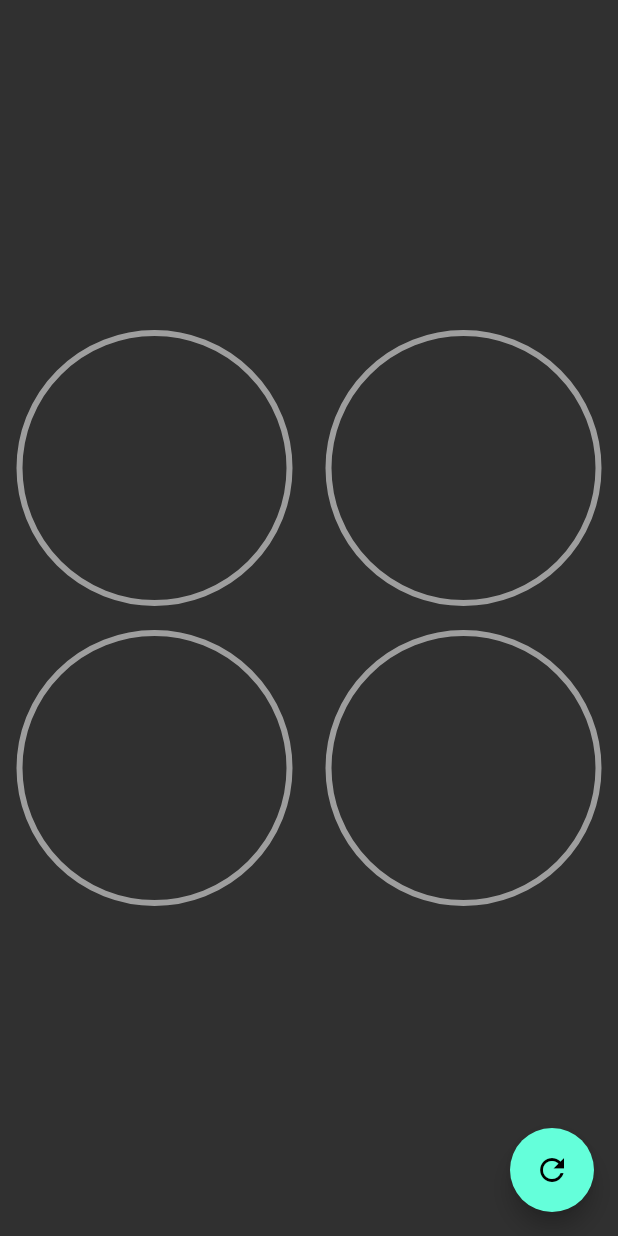
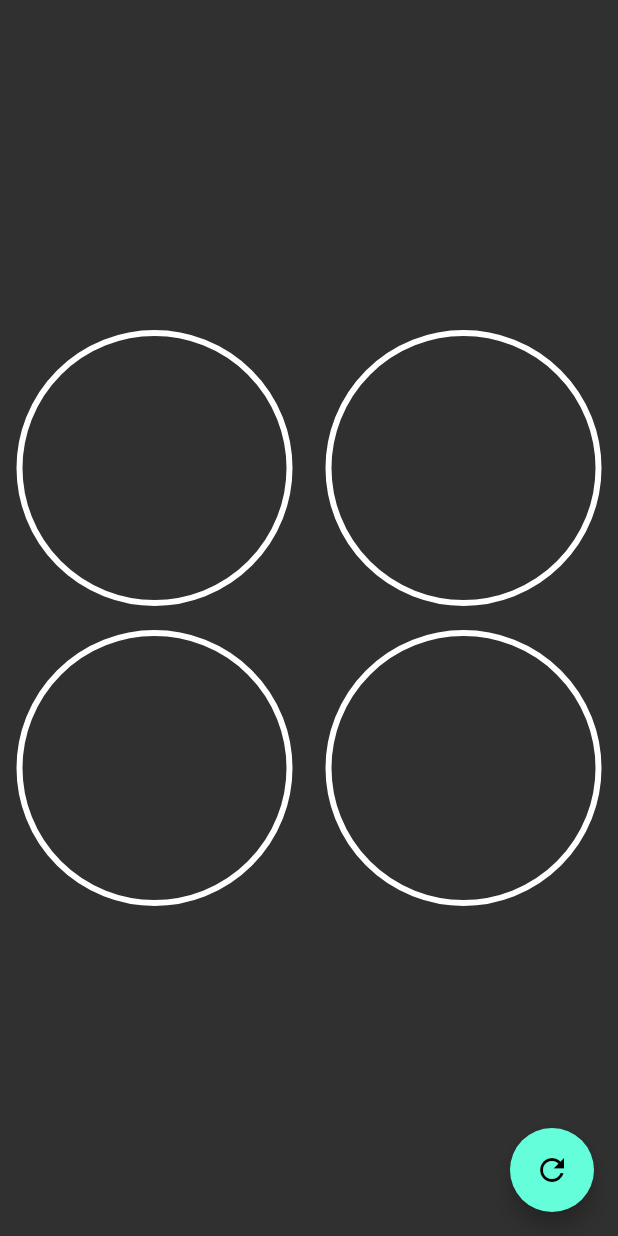
Before and after one commit to OscarAngarita/designs-flutter-course, a Flutter app: the GraficasCircularesPages screen opened directly, on a phone screen of 412 x 824 dp. Run offline on Flutter 3.47's test engine with Material 2 defaults, Android fonts, the phone set to English and light mode, and no system bars; our stand-ins replace animate_do, flutter_svg, font_awesome_flutter.

Commit message:
Changed: default colors in dark theme for some secondary pages

```diff
--- a/lib/src/pages/graficas_circulares_page.dart
+++ b/lib/src/pages/graficas_circulares_page.dart
@@ -1,5 +1,9 @@
+import 'package:flutter/material.dart';
+
+import 'package:provider/provider.dart';
+
+import 'package:disenos_app/src/theme/theme.dart';
 import 'package:disenos_app/src/widgets/radial_progress.dart';
-import 'package:flutter/material.dart';
 
 
 class GraficasCircularesPages extends StatefulWidget {
@@ -16,6 +20,7 @@ class _GraficasCircularesPagesState extends State<GraficasCircularesPages> {
 
   @override
   Widget build(BuildContext context) {
+
     return Scaffold(
       floatingActionButton: FloatingActionButton(
         child: Icon(Icons.refresh),
@@ -34,15 +39,15 @@ class _GraficasCircularesPagesState extends State<GraficasCircularesPages> {
           Row(
             mainAxisAlignment: MainAxisAlignment.spaceAround,
             children: <Widget> [
-              CustomRadialProgress(porcentaje: porcentaje, colorPrimario: Colors.pink, shaderOn: false),
               CustomRadialProgress(porcentaje: porcentaje, colorPrimario: Colors.lightGreen, shaderOn: false),
+              CustomRadialProgress(porcentaje: porcentaje * 1.2, colorPrimario: Colors.pink, shaderOn: false),
             ],
           ),
           Row(
             mainAxisAlignment: MainAxisAlignment.spaceAround,
             children: <Widget> [
-              CustomRadialProgress(porcentaje: porcentaje, colorPrimario: Colors.purple, shaderOn: false),
-              CustomRadialProgress(porcentaje: porcentaje, colorPrimario: Colors.green, shaderOn: true),
+              CustomRadialProgress(porcentaje: porcentaje * 1.4, colorPrimario: Colors.purple, shaderOn: false),
+              CustomRadialProgress(porcentaje: porcentaje * 1.6, colorPrimario: Colors.green, shaderOn: true),
             ],
           ),
         ],
@@ -66,13 +71,16 @@ class CustomRadialProgress extends StatelessWidget {
 
   @override
   Widget build(BuildContext context) {
+
+    final appTheme = Provider.of<ThemeChanger>(context).currentTheme;
+
     return Container(
       width: 200,
       height: 200,
       child: RadialProgress(
         porcentaje: porcentaje,
         colorPrimario: this.colorPrimario,
-        colorSecundario: Colors.grey,
+        colorSecundario: appTheme.textTheme.bodyText2.color,
         grosorSecundario: 4,
         grosorPrimario: 10,
         shaderOn: this.shaderOn,
--- a/lib/src/pages/pinterest_page.dart
+++ b/lib/src/pages/pinterest_page.dart
@@ -1,3 +1,4 @@
+import 'package:disenos_app/src/theme/theme.dart';
 import 'package:disenos_app/src/widgets/pinterest_menu.dart';
 import 'package:flutter/material.dart';
 import 'package:flutter_staggered_grid_view/flutter_staggered_grid_view.dart';
@@ -32,6 +33,7 @@ class _PinterestMenuLocation extends StatelessWidget {
   Widget build(BuildContext context) {
     final width = MediaQuery.of(context).size.width;
     final mostrar = Provider.of<_MenuModel>(context).mostrar;
+    final appTheme = Provider.of<ThemeChanger>(context).currentTheme;
 
     return Positioned(
       bottom: 30,
@@ -40,6 +42,8 @@ class _PinterestMenuLocation extends StatelessWidget {
         child: Align(
           child: PinterestMenu(
             mostrar: mostrar,
+            backgroundColor: appTheme.scaffoldBackgroundColor,
+            activeColor: appTheme.accentColor,
             items: [
               PinterestButton(icon: Icons.pie_chart, onPressed: () {print('Icon pie chart');}),
               PinterestButton(icon: Icons.search, onPressed: () {print('Icon search');}),
```
Also changed, not shown: lib/src/pages/headers_page.dart (+10 -2 lines), lib/src/widgets/headers.dart (+12 -2 lines).
